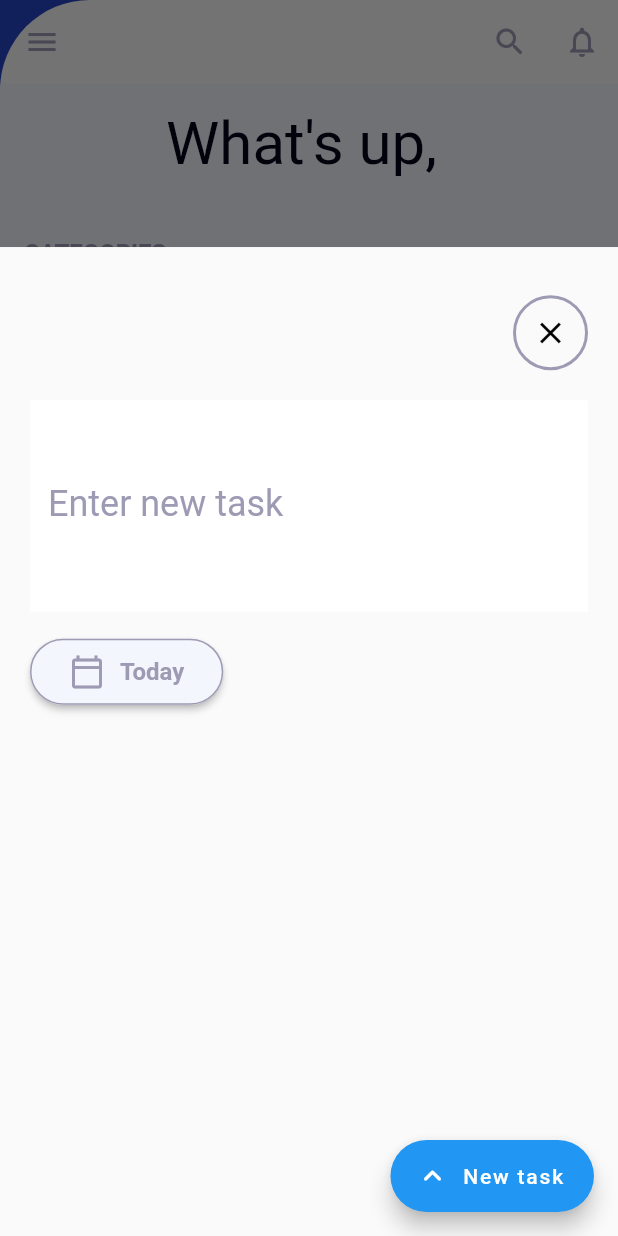
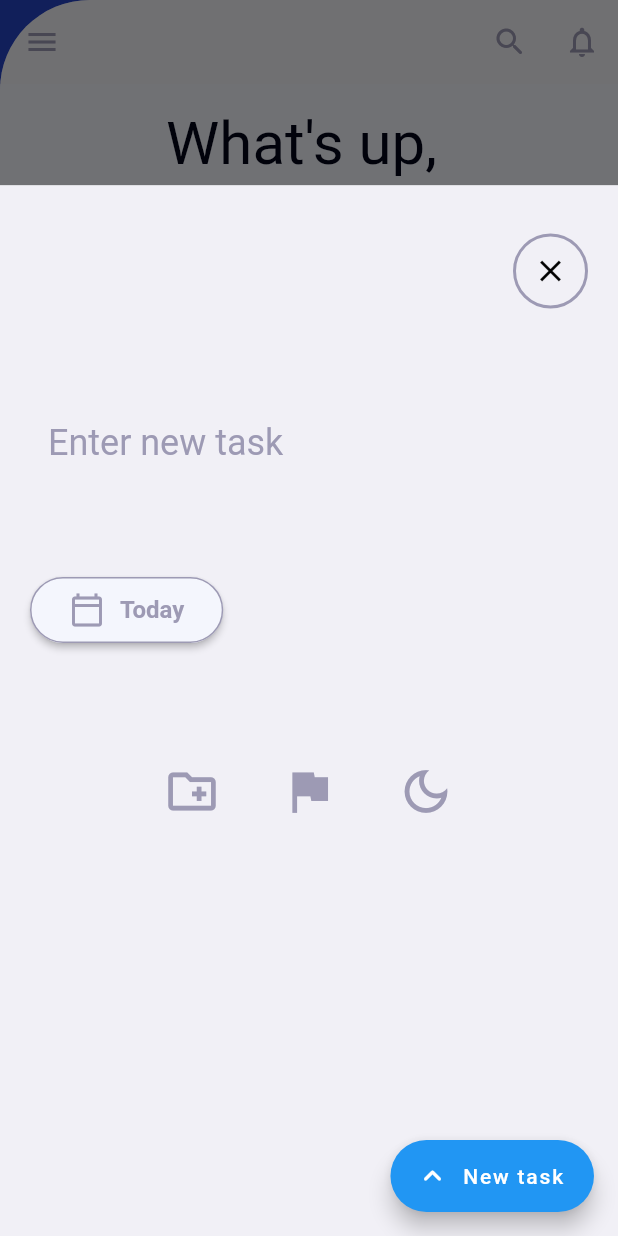
Before and after one commit to antonio-nicolau/Flutter-ToDoApp-with-firebase, a Flutter app: the TodosPage screen opened by its route, after a tap on the "add" icon, on a phone screen of 412 x 824 dp. Run offline on Flutter 3.47's test engine with Material 2 defaults, Android fonts, the phone set to English and light mode, and no system bars; our stand-ins replace auto_route, cloud_firestore, firebase_auth, firebase_core, flutter_riverpod; accounts and stored records are empty; network calls fail.

Commit message:
add todo page refactoring

```diff
--- a/lib/core/widgets/todo_textfield.widget.dart
+++ b/lib/core/widgets/todo_textfield.widget.dart
@@ -13,6 +13,7 @@ class TodoTextField extends StatelessWidget {
     this.hintTextStyle,
     this.textInputType,
     this.labelTextStyle,
+    this.fillColor,
     this.onChanged,
   });
   final TextEditingController controller;
@@ -26,7 +27,7 @@ class TodoTextField extends StatelessWidget {
   final TextStyle? labelTextStyle;
   final TextInputType? textInputType;
   final bool obscureText;
-
+  final Color? fillColor;
   @override
   Widget build(BuildContext context) {
     return TextFormField(
@@ -36,7 +37,7 @@ class TodoTextField extends StatelessWidget {
         label: Text(label ?? ''),
         hintText: hintText,
         filled: true,
-        fillColor: Colors.white,
+        fillColor: fillColor ?? Colors.white,
         labelStyle: labelTextStyle ?? Theme.of(context).textTheme.headlineSmall?.copyWith(color: const Color(0xff9D9AB4)),
         hintStyle: hintTextStyle ?? Theme.of(context).textTheme.headlineSmall?.copyWith(color: const Color(0xff9D9AB4)),
         focusedBorder: enableBorder == true
--- a/lib/src/app.dart
+++ b/lib/src/app.dart
@@ -1,7 +1,6 @@
 import 'package:flutter/material.dart';
 import 'package:flutter_cloud_firestore/core/repositories/auth.repository.dart';
 import 'package:flutter_cloud_firestore/core/router/app.route.dart';
-import 'package:flutter_cloud_firestore/src/modules/home/home.page.dart';
 import 'package:flutter_riverpod/flutter_riverpod.dart';
 
 class MyApp extends ConsumerWidget {
--- a/lib/src/modules/todos/widgets/add_todo.widget.dart
+++ b/lib/src/modules/add_todo/pages/add_todo.widget.dart
@@ -42,6 +42,7 @@ class AddTodo extends ConsumerWidget {
     }
 
     return Scaffold(
+      backgroundColor: const Color(0xffF1F0F6),
       body: SafeArea(
         child: SingleChildScrollView(
           child: Form(
@@ -76,6 +77,7 @@ class AddTodo extends ConsumerWidget {
                         minLines: 5,
                         maxLines: 15,
                         enableBorder: false,
+                        fillColor: const Color(0xffF1F0F6),
                       ),
                       const SizedBox(height: 16),
                       ElevatedButton(
@@ -104,6 +106,29 @@ class AddTodo extends ConsumerWidget {
                           ),
                         ),
                       ),
+                      const SizedBox(height: 70),
+                      Row(
+                        mainAxisAlignment: MainAxisAlignment.center,
+                        children: [
+                          IconButton(
+                            onPressed: () {},
+                            icon: const Icon(Icons.create_new_folder_outlined),
+                            iconSize: 38,
+                          ),
+                          const SizedBox(width: 24),
+                          IconButton(
+                            onPressed: () {},
+                            icon: const Icon(Icons.flag),
+                            iconSize: 38,
+                          ),
+                          const SizedBox(width: 24),
+                          IconButton(
+                            onPressed: () {},
+                            icon: const Icon(Icons.dark_mode_outlined),
+                            iconSize: 38,
+                          ),
+                        ],
+                      )
                     ],
                   ),
                 ),
--- a/lib/src/modules/home/home.page.dart
+++ b/lib/src/modules/home/home.page.dart
@@ -67,6 +67,7 @@ class HomePage extends StatelessWidget {
                           ),
                         ),
                       ),
+                      const SizedBox(width: 8),
                       Expanded(
                         child: TodoElevatedButton(
                           onPressed: () {
--- a/lib/src/modules/todos/todos.page.dart
+++ b/lib/src/modules/todos/todos.page.dart
@@ -2,7 +2,7 @@ import 'package:auto_route/auto_route.dart';
 import 'package:flutter/material.dart';
 import 'package:flutter_cloud_firestore/core/models/todo.model.dart';
 import 'package:flutter_cloud_firestore/core/repositories/cloud_firestore.repository.dart';
-import 'package:flutter_cloud_firestore/src/modules/todos/widgets/add_todo.widget.dart';
+import 'package:flutter_cloud_firestore/src/modules/add_todo/pages/add_todo.widget.dart';
 import 'package:flutter_cloud_firestore/src/modules/todos/widgets/todo_search_delegate.widget.dart';
 import 'package:flutter_cloud_firestore/src/modules/todos/widgets/todo_side_menu.widget.dart';
 import 'package:flutter_cloud_firestore/src/modules/todos/widgets/todos_header.widget.dart';
@@ -25,7 +25,7 @@ class TodosPage extends ConsumerWidget {
         context: context,
         builder: (context) {
           return SizedBox(
-            height: MediaQuery.of(context).size.height * 0.8,
+            height: MediaQuery.of(context).size.height * 0.85,
             child: AddTodo(),
           );
         },
@@ -58,7 +58,7 @@ class TodosPage extends ConsumerWidget {
                 child: Scaffold(
                   appBar: AppBar(
                     elevation: 0,
-                    backgroundColor: Colors.white.withOpacity(0),
+                    backgroundColor: const Color(0xffF1F0F6).withOpacity(0.5),
                     leading: IconButton(
                       onPressed: () {
                         ref.read(menuOpenedProvider.notifier).state = !ref.read(menuOpenedProvider);
--- a/lib/src/modules/todos/widgets/todo_search_delegate.widget.dart
+++ b/lib/src/modules/todos/widgets/todo_search_delegate.widget.dart
@@ -16,6 +16,13 @@ class CustomSearchDelegate extends SearchDelegate {
         icon: const Icon(Icons.clear),
       ),
     ];
+  }
+
+  @override
+  ThemeData appBarTheme(BuildContext context) {
+    return super.appBarTheme(context).copyWith(
+          appBarTheme: const AppBarTheme(elevation: 0),
+        );
   }
 
   @override
@@ -40,8 +47,11 @@ class CustomSearchDelegate extends SearchDelegate {
       itemCount: matchQuery.length,
       itemBuilder: (context, index) {
         var result = matchQuery[index];
-        return ListTile(
-          title: Text(result),
+        return Padding(
+          padding: const EdgeInsets.all(16.0),
+          child: ListTile(
+            title: Text(result),
+          ),
         );
       },
     );
--- a/lib/src/modules/todos/widgets/todo_side_menu.widget.dart
+++ b/lib/src/modules/todos/widgets/todo_side_menu.widget.dart
@@ -1,5 +1,8 @@
+import 'package:auto_route/auto_route.dart';
 import 'package:flutter/material.dart';
+import 'package:flutter_cloud_firestore/core/repositories/auth.repository.dart';
 import 'package:flutter_cloud_firestore/core/repositories/cloud_firestore.repository.dart';
+import 'package:flutter_cloud_firestore/core/router/app.route.dart';
 import 'package:flutter_riverpod/flutter_riverpod.dart';
 
 final menuOpenedProvider = StateProvider<bool>((ref) {
@@ -69,6 +72,16 @@ class TodoSideMenu extends ConsumerWidget {
             title: "Templates",
             onTap: () {},
           ),
+          MyListTile(
+            icon: Icons.logout_outlined,
+            title: "Logout",
+            iconColor: Colors.red,
+            titleColor: Colors.red,
+            onTap: () {
+              ref.read(authRepositoryProvider).logout();
+              context.router.push(const AuthRoute());
+            },
+          ),
         ],
       ),
     );
@@ -79,19 +92,24 @@ class MyListTile extends ConsumerWidget {
   final IconData? icon;
   final String? title;
   final VoidCallback? onTap;
+  final Color? iconColor;
+  final Color? titleColor;
 
-  const MyListTile({super.key, this.title, this.icon, this.onTap});
+  const MyListTile({super.key, this.title, this.titleColor, this.icon, this.iconColor, this.onTap});
   @override
   Widget build(BuildContext context, WidgetRef ref) {
     return Container(
       padding: const EdgeInsets.symmetric(vertical: 16),
       child: Row(
         children: [
-          Icon(icon, size: 30),
+          Icon(icon, size: 30, color: iconColor),
           const SizedBox(width: 16),
           GestureDetector(
             onTap: onTap,
-            child: Text("$title", style: Theme.of(context).textTheme.titleMedium),
+            child: Text(
+              "$title",
+              style: Theme.of(context).textTheme.titleMedium?.copyWith(color: titleColor),
+            ),
           ),
         ],
       ),
```
